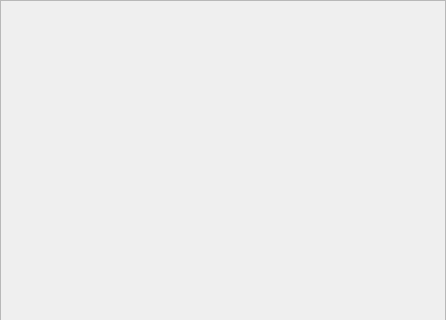
Qt form src/gui/Dlg/tray_ui.ui (LaM0uette/PySide6_Blank_Project_demo) before a commit; both pictures show x 0 to 446 and y 0 to 320 of the 446 by 791 pixel window.
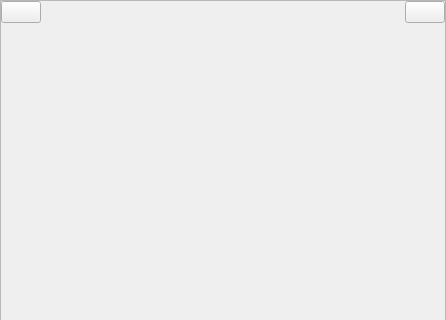
The same form after that commit.

Commit message: Création TRAY - ui

```diff
--- a/src/gui/Dlg/tray_ui.ui
+++ b/src/gui/Dlg/tray_ui.ui
@@ -39,6 +39,63 @@
        <number>0</number>
       </property>
       <property name="leftMargin">
+       <number>0</number>
+      </property>
+      <property name="topMargin">
+       <number>0</number>
+      </property>
+      <property name="rightMargin">
+       <number>0</number>
+      </property>
+      <property name="bottomMargin">
+       <number>0</number>
+      </property>
+      <item>
+       <widget class="QFrame" name="fr_menu_top">
+        <layout class="QHBoxLayout" name="hlay_menu_top">
+         <property name="spacing">
+          <number>0</number>
+         </property>
+         <property name="leftMargin">
+          <number>0</number>
+         </property>
+         <property name="topMargin">
+          <number>0</number>
+         </property>
+         <property name="rightMargin">
+          <number>0</number>
+         </property>
+         <property name="bottomMargin">
+          <number>0</number>
+         </property>
+         <item>
+          <widget class="QPushButton" name="pb_mt_pin"/>
+         </item>
+         <item>
+          <spacer name="horizontalSpacer">
+           <property name="orientation">
+            <enum>Qt::Horizontal</enum>
+           </property>
+           <property name="sizeHint" stdset="0">
+            <size>
+             <width>40</width>
+             <height>20</height>
+            </size>
+           </property>
+          </spacer>
+         </item>
+         <item>
+          <widget class="QPushButton" name="pb_mt_quitter"/>
+         </item>
+        </layout>
+       </widget>
+      </item>
+      <item>
+       <layout class="QVBoxLayout" name="fr_body">
+        <property name="spacing">
+         <number>0</number>
+        </property>
+        <property name="leftMargin">
        <number>5</number>
       </property>
       <property name="topMargin">
@@ -62,6 +119,8 @@
          </size>
         </property>
        </spacer>
+        </item>
+       </layout>
       </item>
      </layout>
     </widget>
```
Lines whose indentation alone changed are shown as unchanged. The commit also changes 1 other file.
